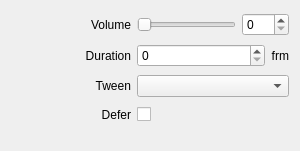
This is src/Widgets/Inspector/InspectorVolumeWidget.ui in CasparCG/client as Qt 5 draws it before an edit. The edited form follows.
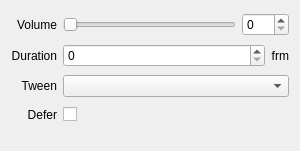
This is the edited form.

Commit message: Remove minimumSize constraint from labels

What changed in the file:
```diff
--- a/src/Widgets/Inspector/InspectorVolumeWidget.ui
+++ b/src/Widgets/Inspector/InspectorVolumeWidget.ui
@@ -22,12 +22,6 @@
    </property>
    <item row="1" column="0">
     <widget class="QLabel" name="labelTransitionDuration">
-     <property name="minimumSize">
-      <size>
-       <width>120</width>
-       <height>0</height>
-      </size>
-     </property>
      <property name="text">
       <string>Duration</string>
      </property>
@@ -86,12 +80,6 @@
    </item>
    <item row="0" column="0">
     <widget class="QLabel" name="labelVolume">
-     <property name="minimumSize">
-      <size>
-       <width>120</width>
-       <height>0</height>
-      </size>
-     </property>
      <property name="text">
       <string>Volume</string>
      </property>
@@ -102,12 +90,6 @@
    </item>
    <item row="3" column="0">
     <widget class="QLabel" name="labelDefer">
-     <property name="minimumSize">
-      <size>
-       <width>120</width>
-       <height>0</height>
-      </size>
-     </property>
      <property name="text">
       <string>Defer</string>
      </property>
@@ -118,12 +100,6 @@
    </item>
    <item row="2" column="0">
     <widget class="QLabel" name="labelEasing">
-     <property name="minimumSize">
-      <size>
-       <width>120</width>
-       <height>0</height>
-      </size>
-     </property>
      <property name="text">
       <string>Tween</string>
      </property>
```
The commit also changes 53 other files.
